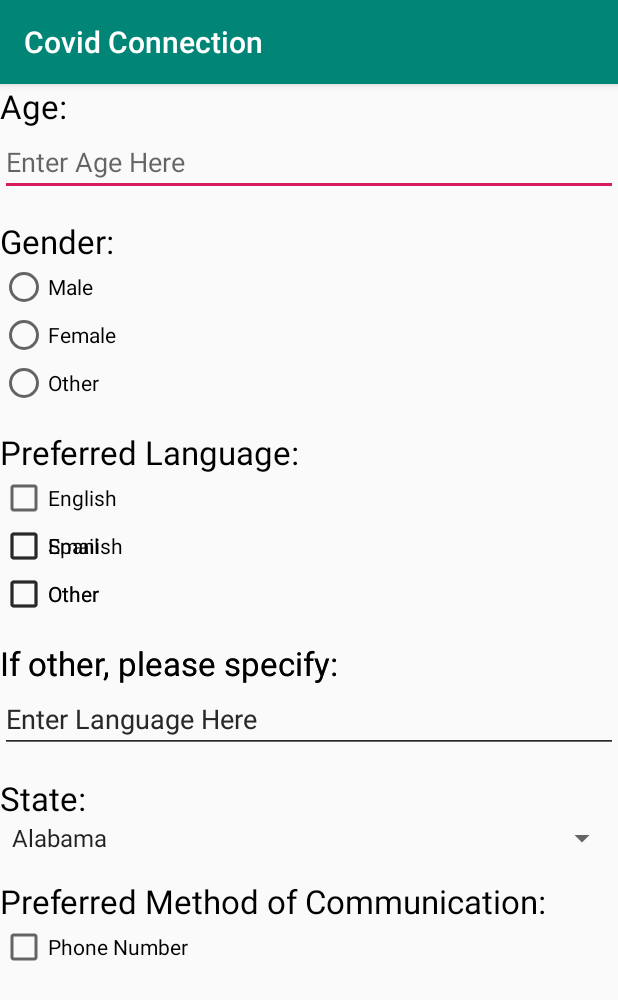
After one commit to ramyayyagari/calhacks, an Android app: the PatientRegistration screen opened directly, with no data from a screen before it, on a phone screen of 412 x 824 dp. The commit adds this screen. Shown: the top 1000 px of the screen. Run offline under Robolectric (Android 15) with nearby library versions, the phone set to English and light mode, and no system bars.

Commit message:
add doctor-patient select and patient registration

```diff
--- a/app/src/main/AndroidManifest.xml
+++ b/app/src/main/AndroidManifest.xml
@@ -9,9 +9,12 @@
         android:roundIcon="@mipmap/ic_launcher_round"
         android:supportsRtl="true"
         android:theme="@style/AppTheme">
+        <activity android:name=".DoctorPatientSelect"></activity>
+        <activity android:name=".PatientRegistration" />
         <activity android:name=".MainActivity">
             <intent-filter>
                 <action android:name="android.intent.action.MAIN" />
+                <action android:name="android.intent.action.VIEW" />
 
                 <category android:name="android.intent.category.LAUNCHER" />
             </intent-filter>
--- /dev/null
+++ b/app/src/main/java/com/example/calhacks/DoctorPatientSelect.java
@@ -0,0 +1,27 @@
+package com.example.calhacks;
+
+import android.support.v7.app.AppCompatActivity;
+import android.os.Bundle;
+
+import android.content.Intent;
+import android.os.Bundle;
+import android.view.View;
+import android.widget.Button;
+
+public class DoctorPatientSelect extends AppCompatActivity {
+
+    @Override
+    protected void onCreate(Bundle savedInstanceState) {
+        super.onCreate(savedInstanceState);
+        setContentView(R.layout.activity_doctor_patient_select);
+
+        Button patientButton = findViewById(R.id.patientbutton);
+        patientButton.setOnClickListener(new View.OnClickListener() {
+            public void onClick(View v) {
+                Intent activity2Intent = new Intent(getApplicationContext(), PatientRegistration.class);
+                startActivity(activity2Intent);
+            }
+        });
+    }
+
+}
--- /dev/null
+++ b/app/src/main/java/com/example/calhacks/PatientRegistration.java
@@ -0,0 +1,36 @@
+package com.example.calhacks;
+
+import android.support.v7.app.AppCompatActivity;
+import android.os.Bundle;
+import android.view.View;
+import android.widget.AdapterView;
+import android.widget.ArrayAdapter;
+import android.widget.Spinner;
+
+public class PatientRegistration extends AppCompatActivity implements AdapterView.OnItemSelectedListener {
+    public Spinner spinner1;
+
+    @Override
+    protected void onCreate(Bundle savedInstanceState) {
+        super.onCreate(savedInstanceState);
+        setContentView(R.layout.activity_patient_registration);
+
+        spinner1 = (Spinner) findViewById(R.id.StatesMenu);
+        ArrayAdapter<CharSequence> adapter1 = ArrayAdapter.createFromResource(this,
+                R.array.states_array, android.R.layout.simple_spinner_item);
+        adapter1.setDropDownViewResource(android.R.layout.simple_spinner_dropdown_item);
+
+        //num1
+        spinner1.setAdapter(adapter1);
+        spinner1.setOnItemSelectedListener(this);
+    }
+
+    @Override
+    public void onItemSelected(AdapterView<?> parent, View view, int position, long id) {
+        //nothing
+    }
+
+    public void onNothingSelected(AdapterView<?> parent) {
+        // Another interface callback
+    }
+}
--- /dev/null
+++ b/app/src/main/res/layout/activity_doctor_patient_select.xml
@@ -0,0 +1,55 @@
+<?xml version="1.0" encoding="utf-8"?>
+<RelativeLayout
+    xmlns:android="http://schemas.android.com/apk/res/android"
+    xmlns:app="http://schemas.android.com/apk/res-auto"
+    xmlns:tools="http://schemas.android.com/tools"
+    android:layout_width="match_parent"
+    android:layout_height="match_parent"
+    tools:context=".DoctorPatientSelect">
+
+    <Button
+        android:id="@+id/doctorbutton"
+        android:layout_width="wrap_content"
+        android:layout_height="wrap_content"
+        android:layout_centerVertical="true"
+        android:text="@string/doctorbutton"
+        android:textSize="25sp"
+        android:padding="20dp"
+        android:layout_toStartOf="@id/container_center"
+        android:layout_marginEnd="15dp"
+        android:background="#008080"
+        android:textColor="#FFFFFF"
+        />
+
+    <Button
+        android:id="@+id/container_center"
+        android:layout_centerVertical="true"
+        android:layout_centerHorizontal="true"
+        android:layout_width="0dp"
+        android:layout_height="0dp"
+        />
+
+    <Button
+        android:id="@+id/patientbutton"
+        android:layout_width="wrap_content"
+        android:layout_height="wrap_content"
+        android:textSize="25sp"
+        android:layout_alignTop="@id/doctorbutton"
+        android:layout_toEndOf="@+id/container_center"
+        android:layout_marginStart="15dp"
+        android:padding="20dp"
+        android:textColor="#FFFFFF"
+        android:text="@string/patientbutton"
+        android:background="#008080"/>
+
+    <TextView
+        android:id="@+id/textView"
+        android:layout_width="wrap_content"
+        android:layout_height="wrap_content"
+        android:layout_above="@id/doctorbutton"
+        android:layout_centerHorizontal="true"
+        android:textSize="30sp"
+        android:textColor="#000000"
+        android:paddingBottom="20dp"
+        android:text="@string/SelectText" />
+</RelativeLayout>
--- /dev/null
+++ b/app/src/main/res/layout/activity_patient_registration.xml
@@ -0,0 +1,173 @@
+<?xml version="1.0" encoding="utf-8"?>
+<ScrollView
+    xmlns:android="http://schemas.android.com/apk/res/android"
+    android:id="@+id/ScrollView01"
+    android:layout_width="wrap_content"
+    android:layout_height="wrap_content"
+    android:scrollbars="vertical">
+    <RelativeLayout
+        android:layout_width="fill_parent"
+        android:layout_height="fill_parent">
+
+        <TextView
+            android:id="@+id/AgeTitle"
+            android:layout_width="wrap_content"
+            android:layout_height="wrap_content"
+            android:text="Age:"
+            android:textSize="10pt"
+            android:textColor="#000000">
+        </TextView>
+
+        <EditText
+            android:id="@+id/EditAge"
+            android:layout_height="wrap_content"
+            android:layout_below="@id/AgeTitle"
+            android:hint="Enter Age Here"
+            android:inputType="textPersonName"
+            android:layout_width="fill_parent">
+        </EditText>
+
+        <TextView
+            android:id="@+id/GenderTitle"
+            android:layout_height="wrap_content"
+            android:layout_width="fill_parent"
+            android:text="Gender:"
+            android:layout_below="@id/EditAge"
+            android:textSize="10pt"
+            android:textColor="#000000"
+            android:paddingTop="15dp">
+        </TextView>
+
+        <RadioGroup
+            android:layout_width="match_parent"
+            android:layout_height="wrap_content"
+            android:orientation="vertical"
+            android:layout_below="@id/GenderTitle"
+            android:id="@+id/radio_group">
+            <RadioButton android:id="@+id/radio_male"
+                android:layout_width="wrap_content"
+                android:layout_height="wrap_content"
+                android:text="Male" />
+            <RadioButton android:id="@+id/radio_female"
+                android:layout_width="wrap_content"
+                android:layout_height="wrap_content"
+                android:text="Female" />
+            <RadioButton android:id="@+id/radio_other"
+                android:layout_width="wrap_content"
+                android:layout_height="wrap_content"
+                android:text="Other" />
+        </RadioGroup>
+
+        <TextView
+            android:id="@+id/LanguageTitle"
+            android:layout_height="wrap_content"
+            android:layout_width="fill_parent"
+            android:text="Preferred Language:"
+            android:layout_below="@id/radio_group"
+            android:textSize="10pt"
+            android:textColor="#000000"
+            android:paddingTop="15dp">
+        </TextView>
+
+        <CheckBox android:id="@+id/checkbox_english"
+            android:layout_width="wrap_content"
+            android:layout_height="wrap_content"
+            android:layout_below="@id/LanguageTitle"
+            android:text="English" />
+        <CheckBox android:id="@+id/checkbox_spanish"
+            android:layout_width="wrap_content"
+            android:layout_height="wrap_content"
+            android:layout_below="@id/checkbox_english"
+            android:text="Spanish" />
+        <CheckBox android:id="@+id/checkbox_other"
+            android:layout_width="wrap_content"
+            android:layout_height="wrap_content"
+            android:layout_below="@id/checkbox_spanish"
+            android:text="Other" />
+
+        <TextView
+            android:id="@+id/otherTitle"
+            android:layout_height="wrap_content"
+            android:layout_width="fill_parent"
+            android:text="If other, please specify:"
+            android:layout_below="@id/checkbox_other"
+            android:textSize="10pt"
+            android:textColor="#000000"
+            android:paddingTop="15dp">
+        </TextView>
+
+        <EditText
+            android:id="@+id/EditOtherLanguage"
+            android:layout_height="wrap_content"
+            android:layout_below="@id/otherTitle"
+            android:hint="Enter Language Here"
+            android:inputType="textPersonName"
+            android:layout_width="fill_parent">
+        </EditText>
+
+        <TextView
+            android:id="@+id/stateTitle"
+            android:layout_height="wrap_content"
+            android:layout_width="fill_parent"
+            android:text="State:"
+            android:layout_below="@id/EditOtherLanguage"
+            android:textSize="10pt"
+            android:textColor="#000000"
+            android:paddingTop="15dp">
+        </TextView>
+
+        <Spinner
+            android:id="@+id/StatesMenu"
+            android:layout_width="fill_parent"
+            android:layout_height="wrap_content"
+            android:layout_below="@id/stateTitle" />
+
+        <TextView
+            android:id="@+id/CommunicationTitle"
+            android:layout_height="wrap_content"
+            android:layout_width="fill_parent"
+            android:text="Preferred Method of Communication:"
+            android:layout_below="@id/StatesMenu"
+            android:textSize="10pt"
+            android:textColor="#000000"
+            android:paddingTop="15dp">
+        </TextView>
+
+        <CheckBox android:id="@+id/checkbox_phone_num"
+            android:layout_width="wrap_content"
+            android:layout_height="wrap_content"
+            android:layout_below="@id/CommunicationTitle"
+            android:text="Phone Number" />
+        <CheckBox android:id="@+id/checkbox_email"
+            android:layout_width="wrap_content"
+            android:layout_height="wrap_content"
+            android:layout_below="@id/checkbox_english"
+            android:text="Email" />
+        <CheckBox android:id="@+id/checkbox_other"
+            android:layout_width="wrap_content"
+            android:layout_height="wrap_content"
+            android:layout_below="@id/checkbox_spanish"
+            android:text="Other" />
+
+        <TextView
+            android:id="@+id/otherTitle"
+            android:layout_height="wrap_content"
+            android:layout_width="fill_parent"
+            android:text="If other, please specify:"
+            android:layout_below="@id/checkbox_other"
+            android:textSize="10pt"
+            android:textColor="#000000"
+            android:paddingTop="15dp">
+        </TextView>
+
+        <EditText
+            android:id="@+id/EditOtherLanguage"
+            android:layout_height="wrap_content"
+            android:layout_below="@id/otherTitle"
+            android:hint="Enter Language Here"
+            android:inputType="textPersonName"
+            android:layout_width="fill_parent">
+        </EditText>
+
+    </RelativeLayout>
+</ScrollView>
--- a/app/src/main/res/values/strings.xml
+++ b/app/src/main/res/values/strings.xml
@@ -1,3 +1,58 @@
 <resources>
-    <string name="app_name">CalHacks</string>
+    <string name="app_name">Covid Connection</string>
+    <string name="doctorbutton">Doctor</string>
+    <string name="patientbutton">Patient</string>
+    <string name="SelectText">Are you a Doctor or a Patient?</string>
+    <string-array name="states_array">
+        <item>Alabama</item>
+        <item>Alaska</item>
+        <item>Arizona</item>
+        <item>Arkansas</item>
+        <item>California</item>
+        <item>Colorado</item>
+        <item>Connecticut</item>
+        <item>Delaware</item>
+        <item>Florida</item>
+        <item>Georgia</item>
+        <item>Hawaii</item>
+        <item>Idaho</item>
+        <item>Illinois</item>
+        <item>Indiana</item>
+        <item>Iowa</item>
+        <item>Kansas</item>
+        <item>Kentucky</item>
+        <item>Louisiana</item>
+        <item>Maine</item>
+        <item>Maryland</item>
+        <item>Massachusetts</item>
+        <item>Michigan</item>
+        <item>Minnesota</item>
+        <item>Mississippi</item>
+        <item>Missouri</item>
+        <item>Montana</item>
+        <item>Nebraska</item>
+        <item>Nevada</item>
+        <item>New Hampshire</item>
+        <item>New Jersey</item>
+        <item>New Mexico</item>
+        <item>New York</item>
+        <item>North Carolina</item>
+        <item>North Dakota</item>
+        <item>Ohio</item>
+        <item>Oklahoma</item>
+        <item>Oregon</item>
+        <item>Pennsylvania</item>
+        <item>Rhode Island</item>
+        <item>South Carolina</item>
+        <item>South Dakota</item>
+        <item>Tennessee</item>
+        <item>Texas</item>
+        <item>Utah</item>
+        <item>Vermont</item>
+        <item>Virginia</item>
+        <item>Washington</item>
+        <item>West Virginia</item>
+        <item>Wisconsin</item>
+        <item>Wyoming</item>
+    </string-array>
 </resources>
--- a/app/src/main/res/values/styles.xml
+++ b/app/src/main/res/values/styles.xml
@@ -1,11 +1,26 @@
 <resources>
 
     <!-- Base application theme. -->
-    <style name="AppTheme" parent="Theme.AppCompat.Light.DarkActionBar">
+    <style name="AppTheme" parent="Base.Theme.AppCompat.Light.DarkActionBar">
         <!-- Customize your theme here. -->
         <item name="colorPrimary">@color/colorPrimary</item>
         <item name="colorPrimaryDark">@color/colorPrimaryDark</item>
         <item name="colorAccent">@color/colorAccent</item>
+
+        <item name="android:spinnerDropDownItemStyle">
+            @style/spinnerDropDownItemStyle
+        </item>
+    </style>
+
+    <style name="spinnerItemStyle">
+        <item name="android:textSize">20sp</item>
+        <item name="android:textColor">#FFFFFF</item>
+    </style>
+
+    <style name="spinnerDropDownItemStyle">
+        <item name="android:textSize">20sp</item>
+        <item name="android:textColor">#FFFFFF</item>
+        <item name="android:padding">5dp</item>
     </style>
 
 </resources>
```
